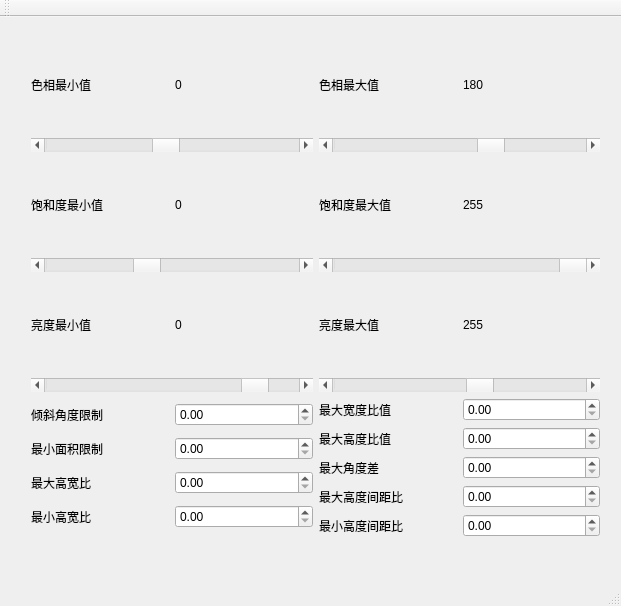
Old version of the form code/mainwindow.ui in the repository JaydenChu97/JUST_HLL_Robermaster_CV.
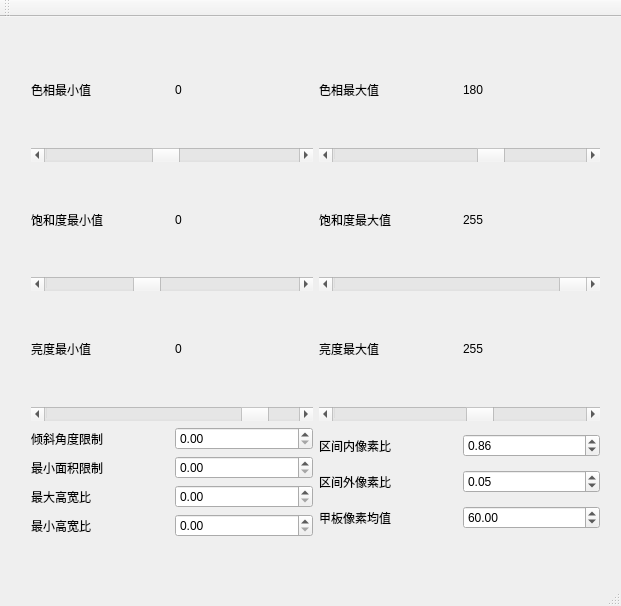
New version of the form.

Commit message:
完善了甲板像素与连通域检测，更改了部分界面 (#5)
* 初步更改了检测

* 初步检测的修改

* 在检测中增添了连通域数量检测(尚未完善完整)

* 检测修改

* 完善了像素离散检测与连通域检测，更改了部分格式与界面

What changed in the file:
```diff
--- a/code/mainwindow.ui
+++ b/code/mainwindow.ui
@@ -20,7 +20,7 @@
    <property name="mouseTracking">
     <bool>false</bool>
    </property>
-   <widget class="QWidget" name="">
+   <widget class="QWidget" name="layoutWidget">
     <property name="geometry">
      <rect>
       <x>20</x>
@@ -322,14 +322,23 @@
            <item>
             <widget class="QLabel" name="label_3">
              <property name="text">
-              <string>最大宽度比值</string>
+              <string>区间内像素比</string>
              </property>
             </widget>
            </item>
            <item>
-            <widget class="QDoubleSpinBox" name="maxWidthRat">
+            <widget class="QDoubleSpinBox" name="inRangePercent">
+             <property name="minimum">
+              <double>0.700000000000000</double>
+             </property>
              <property name="maximum">
-              <double>1000.000000000000000</double>
+              <double>1.000000000000000</double>
+             </property>
+             <property name="singleStep">
+              <double>0.300000000000000</double>
+             </property>
+             <property name="value">
+              <double>0.860000000000000</double>
              </property>
             </widget>
            </item>
@@ -340,14 +349,20 @@
            <item>
             <widget class="QLabel" name="label_4">
              <property name="text">
-              <string>最大高度比值</string>
+              <string>区间外像素比</string>
              </property>
             </widget>
            </item>
            <item>
             <widget class="QDoubleSpinBox" name="maxHeightRat">
              <property name="maximum">
-              <double>1000.000000000000000</double>
+              <double>0.150000000000000</double>
+             </property>
+             <property name="singleStep">
+              <double>0.005000000000000</double>
+             </property>
+             <property name="value">
+              <double>0.050000000000000</double>
              </property>
             </widget>
            </item>
@@ -358,50 +373,17 @@
            <item>
             <widget class="QLabel" name="label_5">
              <property name="text">
-              <string>最大角度差</string>
+              <string>甲板像素均值</string>
              </property>
             </widget>
            </item>
            <item>
             <widget class="QDoubleSpinBox" name="maxAngleDiff">
              <property name="maximum">
-              <double>1000.000000000000000</double>
+              <double>100.000000000000000</double>
              </property>
-            </widget>
-           </item>
-          </layout>
-         </item>
-         <item>
-          <layout class="QHBoxLayout" name="horizontalLayout_13">
-           <item>
-            <widget class="QLabel" name="label_6">
-             <property name="text">
-              <string>最大高度间距比</string>
-             </property>
-            </widget>
-           </item>
-           <item>
-            <widget class="QDoubleSpinBox" name="maxHeightGapRat">
-             <property name="maximum">
-              <double>1000.000000000000000</double>
-             </property>
-            </widget>
-           </item>
-          </layout>
-         </item>
-         <item>
-          <layout class="QHBoxLayout" name="horizontalLayout_14">
-           <item>
-            <widget class="QLabel" name="label_7">
-             <property name="text">
-              <string>最小高度间距比</string>
-             </property>
-            </widget>
-           </item>
-           <item>
-            <widget class="QDoubleSpinBox" name="minHeightGapRat">
-             <property name="maximum">
-              <double>1000.000000000000000</double>
+             <property name="value">
+              <double>60.000000000000000</double>
              </property>
             </widget>
            </item>
```
Left out of the diff: 6 changed lines with no effect on the pictures. The commit also changes 12 other files.
